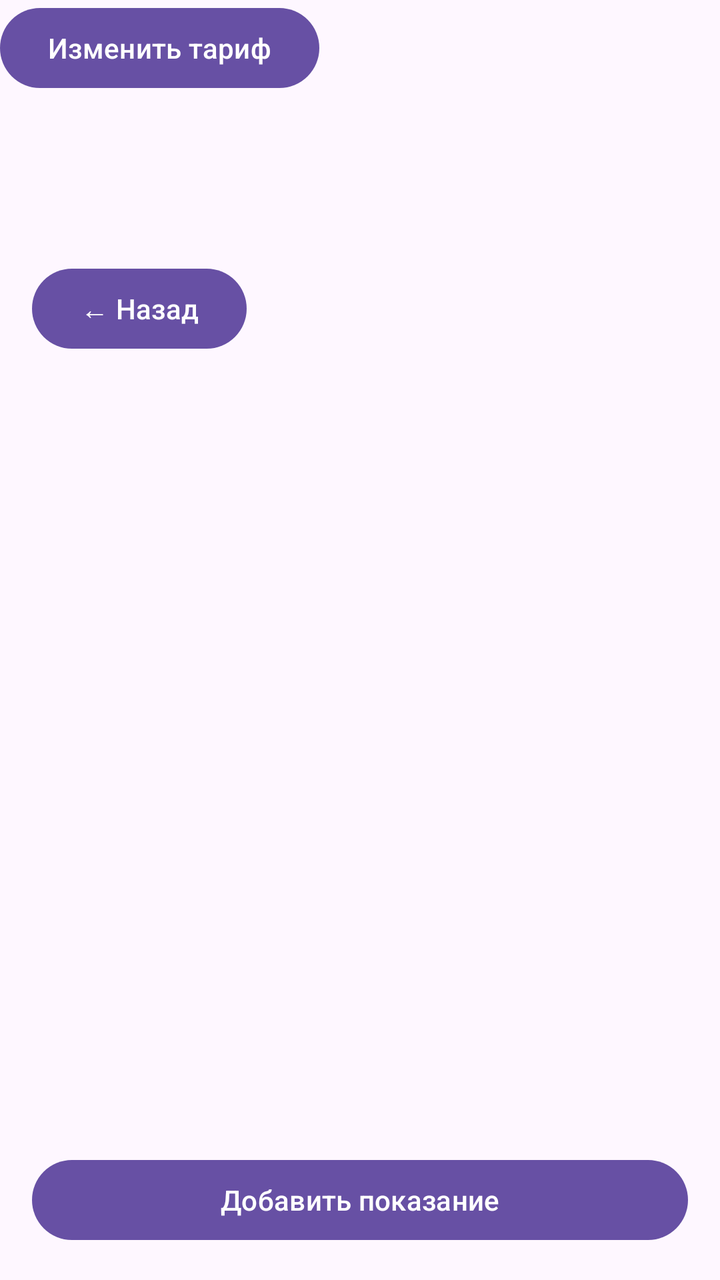
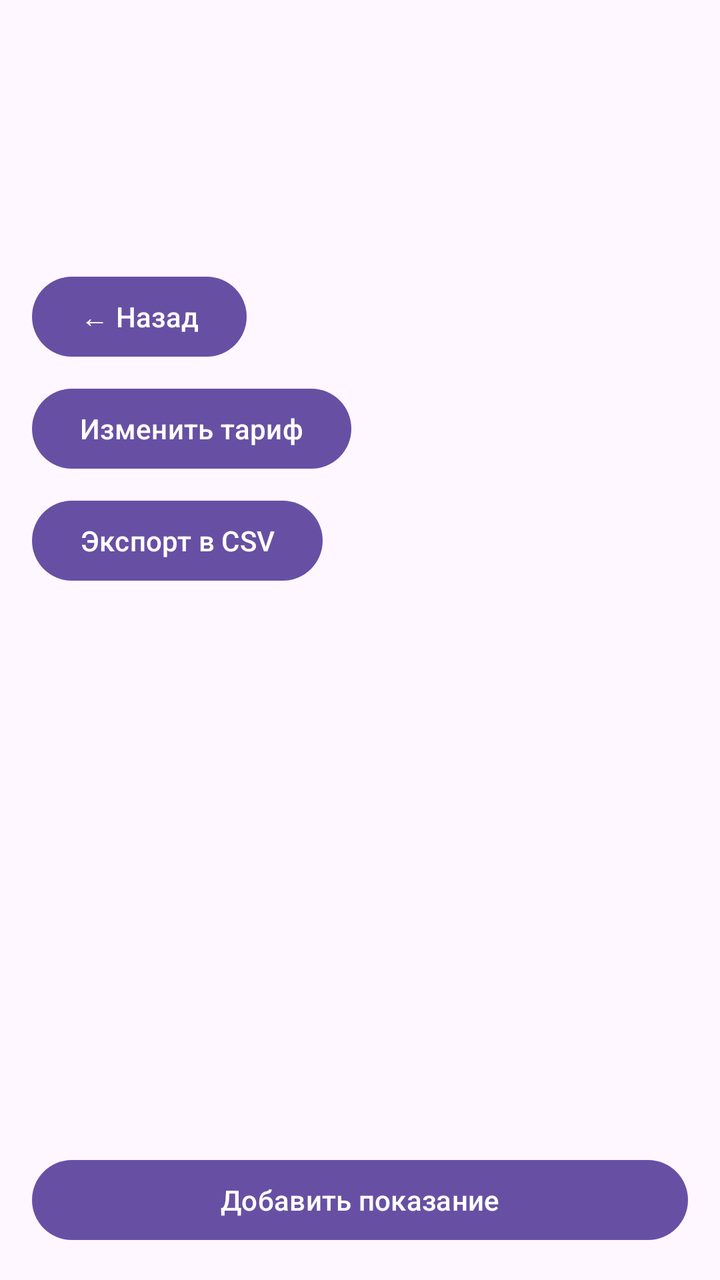

Screens rendered from an Android XML layout before and after an edit, with the pre-edit source and the edit as a unified diff.
<!-- AndroidManifest.xml: application theme Theme.MetersApp -->
<!-- res/layout/activity_meter_detail.xml -->
<?xml version="1.0" encoding="utf-8"?>
<androidx.constraintlayout.widget.ConstraintLayout
    xmlns:android="http://schemas.android.com/apk/res/android"
    xmlns:app="http://schemas.android.com/apk/res-auto"
    android:id="@+id/main"
    android:layout_width="match_parent"
    android:layout_height="match_parent">

    <ScrollView
        android:id="@+id/infoScroll"
        android:layout_width="match_parent"
        android:layout_height="wrap_content"
        app:layout_constraintTop_toTopOf="parent"
        app:layout_constraintStart_toStartOf="parent"
        app:layout_constraintEnd_toEndOf="parent">

        <LinearLayout
            android:layout_width="match_parent"
            android:layout_height="wrap_content"
            android:orientation="vertical"
            android:padding="16dp"
            android:paddingTop="56dp">

            <TextView
                android:id="@+id/meterNameText"
                android:layout_width="match_parent"
                android:layout_height="wrap_content"
                android:textSize="22sp"
                android:textStyle="bold" />

            <TextView
                android:id="@+id/meterTypeText"
                android:layout_width="match_parent"
                android:layout_height="wrap_content"
                android:textSize="16sp"
                android:layout_marginTop="4dp" />

            <TextView
                android:id="@+id/meterSerialText"
                android:layout_width="match_parent"
                android:layout_height="wrap_content"
                android:textSize="16sp"
                android:layout_marginTop="4dp" />

            <TextView
                android:id="@+id/meterVerificationText"
                android:layout_width="match_parent"
                android:layout_height="wrap_content"
                android:textSize="16sp"
                android:layout_marginTop="4dp" />

            <Button
                android:id="@+id/backButton"
                android:layout_width="wrap_content"
                android:layout_height="wrap_content"
                android:text="← Назад"
                android:layout_marginTop="8dp" />

        </LinearLayout>
    </ScrollView>

    <androidx.recyclerview.widget.RecyclerView
        android:id="@+id/readingsRecyclerView"
        android:layout_width="match_parent"
        android:layout_height="0dp"
        android:layout_marginTop="8dp"
        app:layout_constraintTop_toBottomOf="@id/infoScroll"
        app:layout_constraintBottom_toTopOf="@id/addReadingButton"
        app:layout_constraintStart_toStartOf="parent"
        app:layout_constraintEnd_toEndOf="parent" />

    <TextView
        android:id="@+id/emptyText"
        android:layout_width="wrap_content"
        android:layout_height="wrap_content"
        android:text="Показаний пока нет"
        android:textSize="16sp"
        android:visibility="gone"
        app:layout_constraintTop_toBottomOf="@id/infoScroll"
        app:layout_constraintBottom_toTopOf="@id/addReadingButton"
        app:layout_constraintStart_toStartOf="parent"
        app:layout_constraintEnd_toEndOf="parent" />

    <Button
        android:id="@+id/addReadingButton"
        android:layout_width="match_parent"
        android:layout_height="wrap_content"
        android:text="Добавить показание"
        android:layout_margin="16dp"
        app:layout_constraintBottom_toBottomOf="parent"
        app:layout_constraintStart_toStartOf="parent"
        app:layout_constraintEnd_toEndOf="parent" />

    <Button
        android:id="@+id/tariffButton"
        android:layout_width="wrap_content"
        android:layout_height="wrap_content"
        android:text="Изменить тариф"
        android:layout_marginTop="8dp" />

</androidx.constraintlayout.widget.ConstraintLayout>
<!-- resources referenced by this layout -->
<resources>
  <style name="Theme.MetersApp" parent="Base.Theme.MetersApp" />
  <style name="Base.Theme.MetersApp" parent="Theme.Material3.DayNight.NoActionBar">
          
          
          <item name="android:windowOptOutEdgeToEdgeEnforcement">true</item>
      </style>
</resources>

<!-- the commit's change to res/layout/activity_meter_detail.xml (unified diff, before → after) -->
@@ -49,11 +49,26 @@
                 android:textSize="16sp"
                 android:layout_marginTop="4dp" />
 
+            
             <Button
                 android:id="@+id/backButton"
                 android:layout_width="wrap_content"
                 android:layout_height="wrap_content"
                 android:text="← Назад"
+                android:layout_marginTop="12dp" />
+
+            <Button
+                android:id="@+id/tariffButton"
+                android:layout_width="wrap_content"
+                android:layout_height="wrap_content"
+                android:text="Изменить тариф"
+                android:layout_marginTop="8dp" />
+
+            <Button
+                android:id="@+id/exportButton"
+                android:layout_width="wrap_content"
+                android:layout_height="wrap_content"
+                android:text="Экспорт в CSV"
                 android:layout_marginTop="8dp" />
 
         </LinearLayout>
@@ -91,11 +106,4 @@
         app:layout_constraintStart_toStartOf="parent"
         app:layout_constraintEnd_toEndOf="parent" />
 
-    <Button
-        android:id="@+id/tariffButton"
-        android:layout_width="wrap_content"
-        android:layout_height="wrap_content"
-        android:text="Изменить тариф"
-        android:layout_marginTop="8dp" />
-
 </androidx.constraintlayout.widget.ConstraintLayout>
